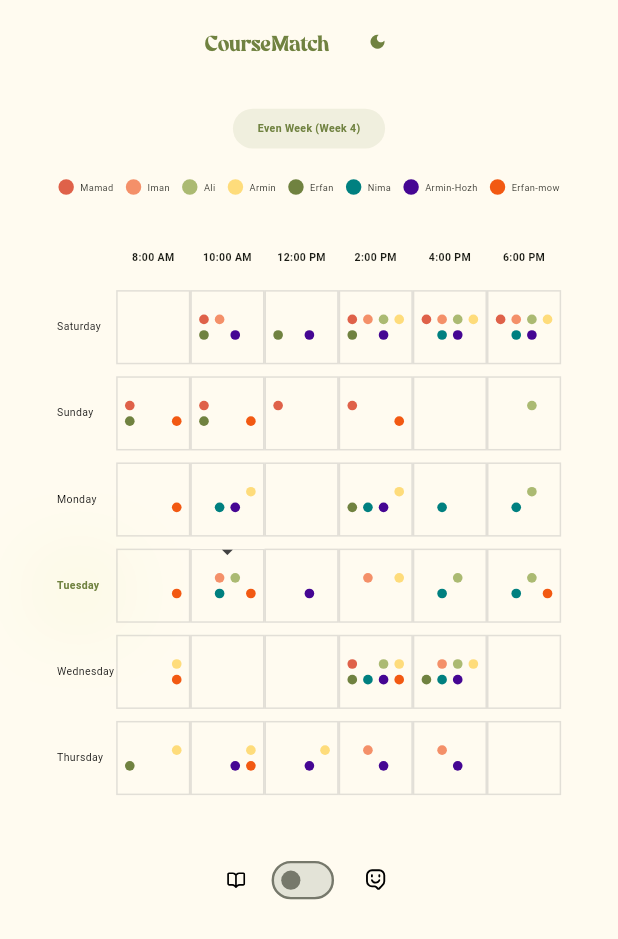
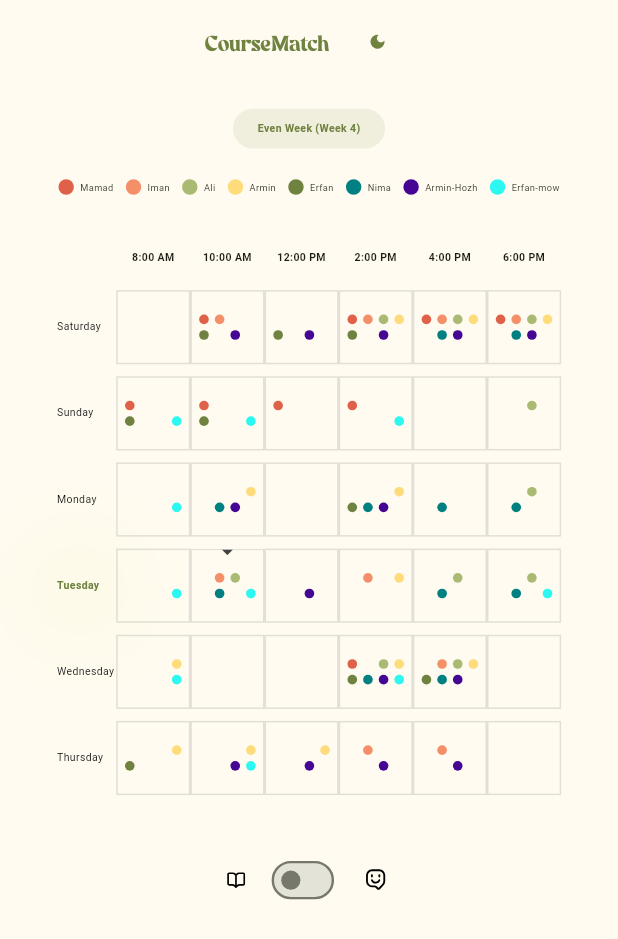
Before and after one commit to mohammad-elahii/course_match, a Flutter app: the screen it shows after launch, after a tap on the "light mode" icon, on a phone screen of 412 x 824 dp. Shown: the top 939 px of the screen. Run offline on Flutter 3.47's test engine with Material 3 defaults, Android fonts, the light colour scheme and no system bars; our stand-ins replace flutter_svg.

Commit message:
one minor change of color

```diff
--- a/lib/dark_schedule_page.dart
+++ b/lib/dark_schedule_page.dart
@@ -82,7 +82,7 @@ class _SchedulePageState extends State<DarkSchedulePage> {
       case 'code7':
         return Color.fromARGB(255, 115, 30, 227);
       case 'code8':
-        return Color(0xFFF25912);
+       return Color.fromARGB(255, 44, 247, 241);
       default:
         return Colors.grey;
     }
--- a/lib/schedule_page.dart
+++ b/lib/schedule_page.dart
@@ -89,7 +89,7 @@ class _SchedulePageState extends State<SchedulePage> {
       case 'code7':
         return Color(0xFF450693);
       case 'code8':
-        return Color(0xFFF25912);
+        return Color.fromARGB(255, 44, 247, 241);
       default:
         return Colors.grey;
     }
```
